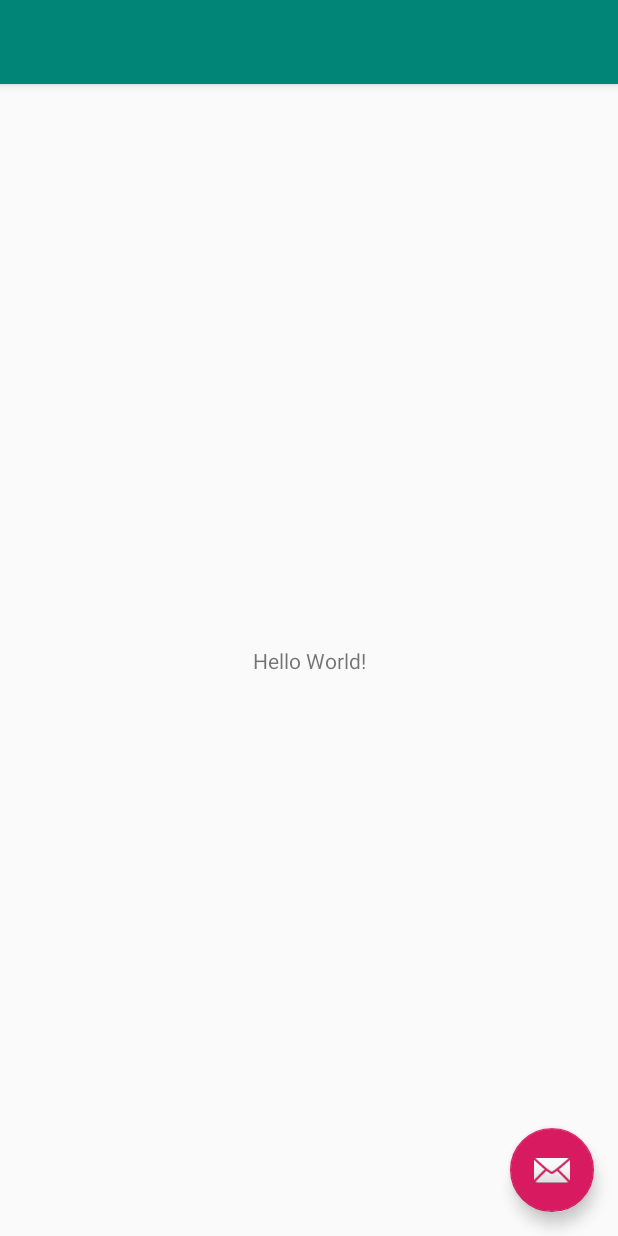
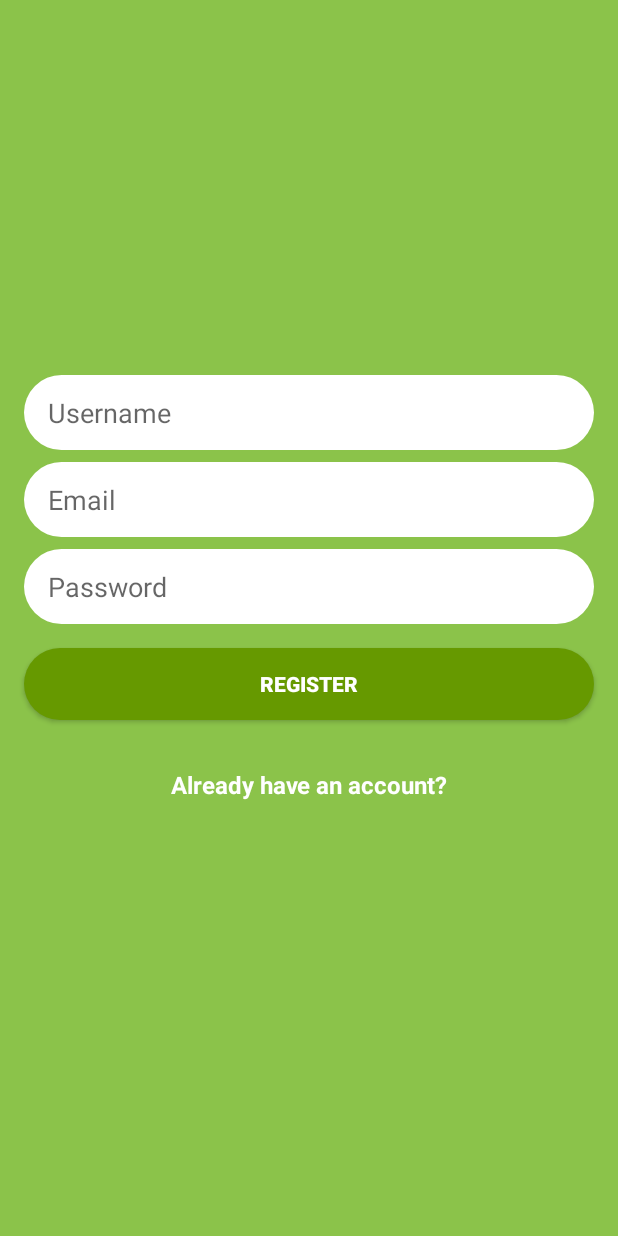
Before and after one commit to eric-rl/HeroesAndBandits, an Android app: the layout activity_main.xml on its own in the app's theme, with its tools: preview values and no code run, on a phone screen of 412 x 824 dp. Run offline under Robolectric (Android 15) with nearby library versions, the phone set to English and light mode, and no system bars.

Commit message:
Register, login activitys copied and working

```diff
--- /dev/null
+++ b/AndroidApp/app/src/main/java/com/example/heroesandbandits/LoginActivity.kt
@@ -0,0 +1 @@
+package com.example.heroesandbandits
--- a/AndroidApp/app/src/main/java/com/example/heroesandbandits/MainActivity.kt
+++ /dev/null
@@ -1,39 +0,0 @@
-package com.example.heroesandbandits
-
-import android.os.Bundle
-import com.google.android.material.snackbar.Snackbar
-import androidx.appcompat.app.AppCompatActivity
-import android.view.Menu
-import android.view.MenuItem
-
-import kotlinx.android.synthetic.main.activity_main.*
-
-class MainActivity : AppCompatActivity() {
-
-    override fun onCreate(savedInstanceState: Bundle?) {
-        super.onCreate(savedInstanceState)
-        setContentView(R.layout.activity_main)
-        setSupportActionBar(toolbar)
-
-        fab.setOnClickListener { view ->
-            Snackbar.make(view, "Replace with your own action", Snackbar.LENGTH_LONG)
-                .setAction("Action", null).show()
-        }
-    }
-
-    override fun onCreateOptionsMenu(menu: Menu): Boolean {
-        // Inflate the menu; this adds items to the action bar if it is present.
-        menuInflater.inflate(R.menu.menu_main, menu)
-        return true
-    }
-
-    override fun onOptionsItemSelected(item: MenuItem): Boolean {
-        // Handle action bar item clicks here. The action bar will
-        // automatically handle clicks on the Home/Up button, so long
-        // as you specify a parent activity in AndroidManifest.xml.
-        return when (item.itemId) {
-            R.id.action_settings -> true
-            else -> super.onOptionsItemSelected(item)
-        }
-    }
-}
--- /dev/null
+++ b/AndroidApp/app/src/main/java/com/example/heroesandbandits/RegisterActivity.kt
@@ -0,0 +1 @@
+package com.example.heroesandbandits
--- /dev/null
+++ b/AndroidApp/app/src/main/res/drawable/rounded_button.xml
@@ -0,0 +1,6 @@
+<?xml version="1.0" encoding="utf-8"?>
+<shape xmlns:android="http://schemas.android.com/apk/res/android">
+
+    <solid android:color="@android:color/holo_green_dark"/>
+    <corners android:radius="25dp"/>
+</shape>
--- /dev/null
+++ b/AndroidApp/app/src/main/res/drawable/rounded_edittext_register_login.xml
@@ -0,0 +1,6 @@
+<?xml version="1.0" encoding="utf-8"?>
+<shape xmlns:android="http://schemas.android.com/apk/res/android">
+
+    <solid android:color="@android:color/white"/>
+    <corners android:radius="25dp"/>
+</shape>
--- /dev/null
+++ b/AndroidApp/app/src/main/res/layout/activity_login.xml
@@ -0,0 +1,6 @@
+<?xml version="1.0" encoding="utf-8"?>
+<LinearLayout xmlns:android="http://schemas.android.com/apk/res/android"
+    android:layout_width="match_parent"
+    android:layout_height="match_parent">
+
+</LinearLayout>
--- a/AndroidApp/app/src/main/res/layout/activity_main.xml
+++ b/AndroidApp/app/src/main/res/layout/activity_main.xml
@@ -1,33 +1,80 @@
 <?xml version="1.0" encoding="utf-8"?>
-<androidx.coordinatorlayout.widget.CoordinatorLayout xmlns:android="http://schemas.android.com/apk/res/android"
+<androidx.constraintlayout.widget.ConstraintLayout xmlns:android="http://schemas.android.com/apk/res/android"
     xmlns:app="http://schemas.android.com/apk/res-auto"
     xmlns:tools="http://schemas.android.com/tools"
     android:layout_width="match_parent"
     android:layout_height="match_parent"
-    tools:context=".MainActivity">
+    android:background="#8BC34A"
+    tools:context=".RegisterActivity" >
 
-    <com.google.android.material.appbar.AppBarLayout
-        android:layout_width="match_parent"
+    <EditText
+        android:id="@+id/username_edittext_register"
+        android:layout_width="0dp"
+        android:layout_height="50dp"
+        android:layout_marginStart="16dp"
+        android:layout_marginTop="250dp"
+        android:layout_marginEnd="16dp"
+        android:background="@drawable/rounded_edittext_register_login"
+        android:ems="10"
+        android:hint="Username"
+        android:inputType="textPersonName"
+        android:paddingLeft="16dp"
+        app:layout_constraintEnd_toEndOf="parent"
+        app:layout_constraintStart_toStartOf="parent"
+        app:layout_constraintTop_toTopOf="parent" />
+
+    <EditText
+        android:id="@+id/email_edittext_register"
+        android:layout_width="0dp"
+        android:layout_height="50dp"
+        android:layout_marginTop="8dp"
+        android:background="@drawable/rounded_edittext_register_login"
+        android:ems="10"
+        android:hint="Email"
+        android:inputType="textEmailAddress"
+        android:paddingLeft="16dp"
+        app:layout_constraintEnd_toEndOf="@+id/username_edittext_register"
+        app:layout_constraintStart_toStartOf="@+id/username_edittext_register"
+        app:layout_constraintTop_toBottomOf="@+id/username_edittext_register" />
+
+    <EditText
+        android:id="@+id/password_edtittext_register"
+        android:layout_width="0dp"
+        android:layout_height="50dp"
+        android:layout_marginTop="8dp"
+        android:background="@drawable/rounded_edittext_register_login"
+        android:ems="10"
+        android:hint="Password"
+        android:inputType="textPassword"
+        android:paddingLeft="16dp"
+        app:layout_constraintEnd_toEndOf="@+id/email_edittext_register"
+        app:layout_constraintStart_toStartOf="@+id/email_edittext_register"
+        app:layout_constraintTop_toBottomOf="@+id/email_edittext_register" />
+
+    <Button
+        android:id="@+id/register_button_register"
+        android:layout_width="0dp"
         android:layout_height="wrap_content"
-        android:theme="@style/AppTheme.AppBarOverlay">
+        android:layout_marginTop="16dp"
+        android:background="@drawable/rounded_button"
+        android:text="Register"
+        android:textColor="@android:color/white"
+        android:textStyle="bold"
+        app:layout_constraintEnd_toEndOf="@+id/password_edtittext_register"
+        app:layout_constraintStart_toStartOf="@+id/password_edtittext_register"
+        app:layout_constraintTop_toBottomOf="@+id/password_edtittext_register" />
 
-        <androidx.appcompat.widget.Toolbar
-            android:id="@+id/toolbar"
-            android:layout_width="match_parent"
-            android:layout_height="?attr/actionBarSize"
-            android:background="?attr/colorPrimary"
-            app:popupTheme="@style/AppTheme.PopupOverlay" />
-
-    </com.google.android.material.appbar.AppBarLayout>
-
-    <include layout="@layout/content_main" />
-
-    <com.google.android.material.floatingactionbutton.FloatingActionButton
-        android:id="@+id/fab"
+    <TextView
+        android:id="@+id/already_have_account_text_view"
         android:layout_width="wrap_content"
         android:layout_height="wrap_content"
-        android:layout_gravity="bottom|end"
-        android:layout_margin="@dimen/fab_margin"
-        app:srcCompat="@android:drawable/ic_dialog_email" />
+        android:layout_marginTop="32dp"
+        android:text="Already have an account?"
+        android:textColor="@android:color/white"
+        android:textSize="16sp"
+        android:textStyle="bold"
+        app:layout_constraintEnd_toEndOf="@+id/register_button_register"
+        app:layout_constraintStart_toStartOf="@+id/register_button_register"
+        app:layout_constraintTop_toBottomOf="@+id/register_button_register" />
 
-</androidx.coordinatorlayout.widget.CoordinatorLayout>
+</androidx.constraintlayout.widget.ConstraintLayout>
--- a/AndroidApp/app/src/main/res/layout/content_main.xml
+++ /dev/null
@@ -1,20 +0,0 @@
-<?xml version="1.0" encoding="utf-8"?>
-<androidx.constraintlayout.widget.ConstraintLayout xmlns:android="http://schemas.android.com/apk/res/android"
-    xmlns:app="http://schemas.android.com/apk/res-auto"
-    xmlns:tools="http://schemas.android.com/tools"
-    android:layout_width="match_parent"
-    android:layout_height="match_parent"
-    app:layout_behavior="@string/appbar_scrolling_view_behavior"
-    tools:context=".MainActivity"
-    tools:showIn="@layout/activity_main">
-
-    <TextView
-        android:layout_width="wrap_content"
-        android:layout_height="wrap_content"
-        android:text="Hello World!"
-        app:layout_constraintBottom_toBottomOf="parent"
-        app:layout_constraintLeft_toLeftOf="parent"
-        app:layout_constraintRight_toRightOf="parent"
-        app:layout_constraintTop_toTopOf="parent" />
-
-</androidx.constraintlayout.widget.ConstraintLayout>
--- a/AndroidApp/app/src/main/res/menu/menu_main.xml
+++ /dev/null
@@ -1,10 +0,0 @@
-<menu xmlns:android="http://schemas.android.com/apk/res/android"
-    xmlns:app="http://schemas.android.com/apk/res-auto"
-    xmlns:tools="http://schemas.android.com/tools"
-    tools:context="com.example.heroesandbandits.MainActivity">
-    <item
-        android:id="@+id/action_settings"
-        android:orderInCategory="100"
-        android:title="@string/action_settings"
-        app:showAsAction="never" />
-</menu>
```
